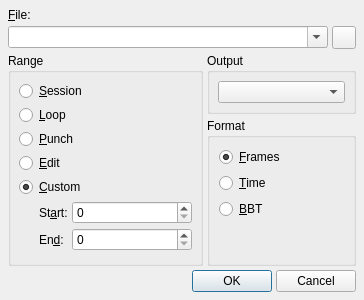
Old version of the form src/qtractorExportForm.ui in the repository rncbc/qtractor.
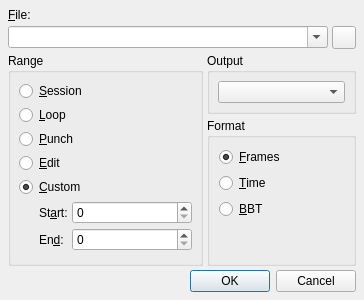
New version of the form. Icons and pictures are not drawn. Custom widgets are drawn as their Qt base class.

Commit message: - General standard dialog buttons layout is now in place.

The edit to the form file:
```diff
--- a/src/qtractorExportForm.ui
+++ b/src/qtractorExportForm.ui
@@ -332,50 +332,14 @@
     </widget>
    </item>
    <item row="4" column="0" colspan="2" >
-    <layout class="QHBoxLayout" >
-     <property name="margin" >
-      <number>0</number>
+    <widget class="QDialogButtonBox" name="DialogButtonBox">
+     <property name="orientation">
+      <enum>Qt::Horizontal</enum>
      </property>
-     <property name="spacing" >
-      <number>4</number>
+     <property name="standardButtons">
+      <set>QDialogButtonBox::Cancel|QDialogButtonBox::Ok</set>
      </property>
-     <item>
-      <spacer>
-       <property name="orientation" >
-        <enum>Qt::Horizontal</enum>
-       </property>
-       <property name="sizeType" >
-        <enum>QSizePolicy::Expanding</enum>
-       </property>
-       <property name="sizeHint" >
-        <size>
-         <width>20</width>
-         <height>20</height>
-        </size>
-       </property>
-      </spacer>
-     </item>
-     <item>
-      <widget class="QPushButton" name="OkPushButton" >
-       <property name="text" >
-        <string>OK</string>
-       </property>
-       <property name="icon" >
-        <iconset resource="qtractor.qrc" >:/images/formAccept.png</iconset>
-       </property>
-      </widget>
-     </item>
-     <item>
-      <widget class="QPushButton" name="CancelPushButton" >
-       <property name="text" >
-        <string>Cancel</string>
-       </property>
-       <property name="icon" >
-        <iconset resource="qtractor.qrc" >:/images/formReject.png</iconset>
-       </property>
-      </widget>
-     </item>
-    </layout>
+    </widget>
    </item>
   </layout>
  </widget>
```
Left out of the diff: 3 changed lines with no effect on the pictures. The commit also changes 26 other files.
